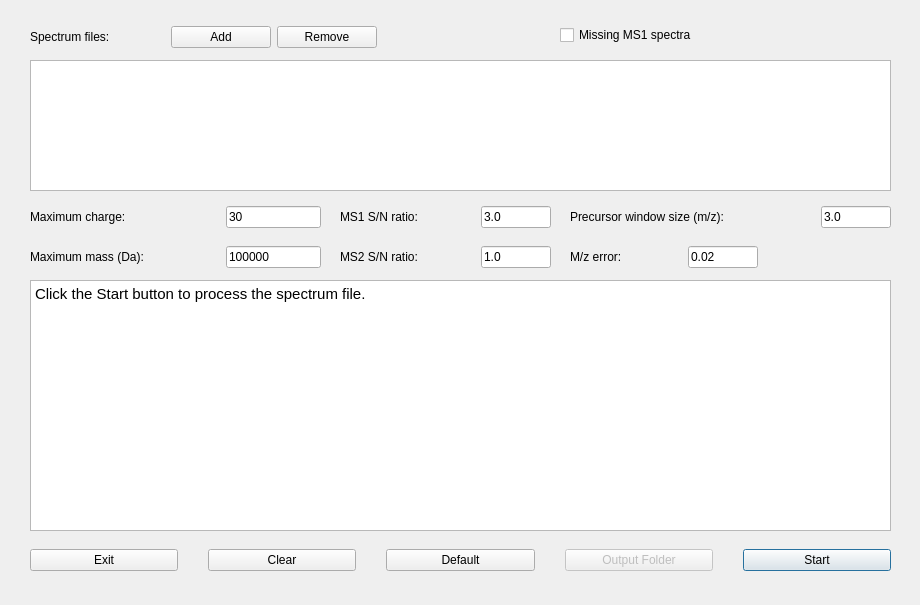
First picture: the form in src/gui/topfd/topfddialog.ui, repository toppic-suite/toppic-suite, before the edit.
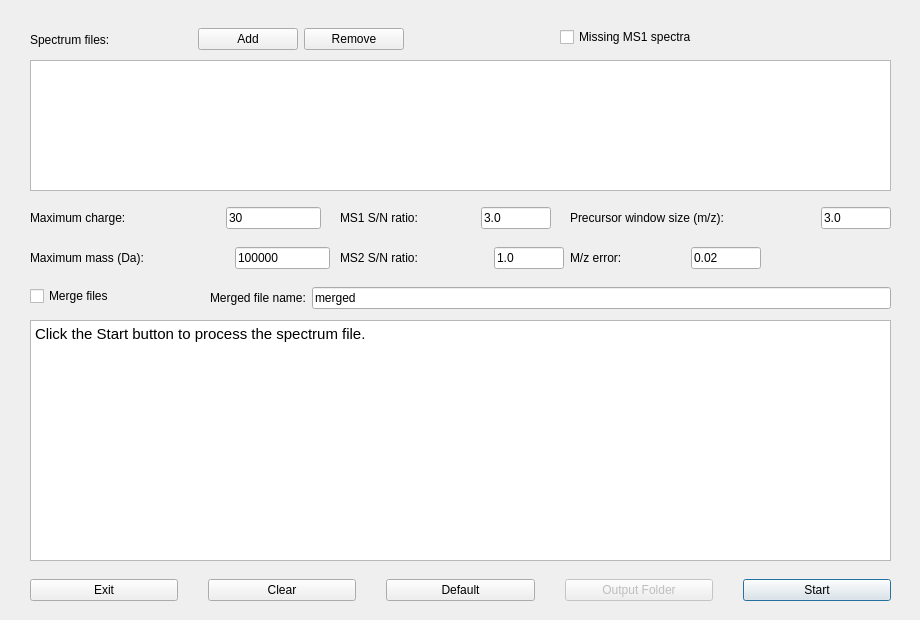
Second picture: the form after the edit. Icons and pictures are not drawn.

```diff
--- a/src/gui/topfd/topfddialog.ui
+++ b/src/gui/topfd/topfddialog.ui
@@ -7,7 +7,7 @@
     <x>0</x>
     <y>0</y>
     <width>920</width>
-    <height>605</height>
+    <height>620</height>
    </rect>
   </property>
   <property name="sizePolicy">
@@ -19,13 +19,13 @@
   <property name="minimumSize">
    <size>
     <width>920</width>
-    <height>605</height>
+    <height>620</height>
    </size>
   </property>
   <property name="maximumSize">
    <size>
     <width>920</width>
-    <height>605</height>
+    <height>620</height>
    </size>
   </property>
   <property name="windowTitle">
@@ -41,8 +41,8 @@
      <rect>
       <x>30</x>
       <y>20</y>
-      <width>347</width>
-      <height>34</height>
+      <width>374</width>
+      <height>39</height>
      </rect>
     </property>
     <layout class="QHBoxLayout" name="horizontalLayout">
@@ -99,7 +99,7 @@
       <x>30</x>
       <y>200</y>
       <width>291</width>
-      <height>34</height>
+      <height>36</height>
      </rect>
     </property>
     <layout class="QHBoxLayout">
@@ -154,8 +154,8 @@
      <rect>
       <x>30</x>
       <y>240</y>
-      <width>291</width>
-      <height>34</height>
+      <width>300</width>
+      <height>36</height>
      </rect>
     </property>
     <layout class="QHBoxLayout" name="horizontalLayout_3">
@@ -198,8 +198,8 @@
      <rect>
       <x>570</x>
       <y>240</y>
-      <width>188</width>
-      <height>34</height>
+      <width>191</width>
+      <height>36</height>
      </rect>
     </property>
     <layout class="QHBoxLayout" name="horizontalLayout_4">
@@ -243,7 +243,7 @@
       <x>340</x>
       <y>200</y>
       <width>211</width>
-      <height>34</height>
+      <height>36</height>
      </rect>
     </property>
     <layout class="QHBoxLayout" name="horizontalLayout_5">
@@ -287,7 +287,7 @@
       <x>560</x>
       <y>20</y>
       <width>331</width>
-      <height>31</height>
+      <height>34</height>
      </rect>
     </property>
     <layout class="QHBoxLayout" name="horizontalLayout_6">
@@ -313,7 +313,7 @@
     <property name="geometry">
      <rect>
       <x>30</x>
-      <y>540</y>
+      <y>570</y>
       <width>861</width>
       <height>41</height>
      </rect>
@@ -386,7 +386,7 @@
       <x>570</x>
       <y>200</y>
       <width>321</width>
-      <height>34</height>
+      <height>36</height>
      </rect>
     </property>
     <layout class="QHBoxLayout" name="horizontalLayout_2" stretch="0,0">
@@ -428,17 +428,17 @@
     <property name="geometry">
      <rect>
       <x>30</x>
-      <y>280</y>
+      <y>320</y>
       <width>861</width>
-      <height>251</height>
+      <height>241</height>
      </rect>
     </property>
     <property name="html">
      <string>&lt;!DOCTYPE HTML PUBLIC &quot;-//W3C//DTD HTML 4.0//EN&quot; &quot;http://www.w3.org/TR/REC-html40/strict.dtd&quot;&gt;
 &lt;html&gt;&lt;head&gt;&lt;meta name=&quot;qrichtext&quot; content=&quot;1&quot; /&gt;&lt;style type=&quot;text/css&quot;&gt;
 p, li { white-space: pre-wrap; }
-&lt;/style&gt;&lt;/head&gt;&lt;body style=&quot; font-family:'Ubuntu'; font-size:14pt; font-weight:400; font-style:normal;&quot;&gt;
-&lt;p style=&quot; margin-top:0px; margin-bottom:0px; margin-left:0px; margin-right:0px; -qt-block-indent:0; text-indent:0px;&quot;&gt;&lt;span style=&quot; font-family:'Cantarell'; font-size:11pt;&quot;&gt;Click the Start button to process the spectrum file.&lt;/span&gt;&lt;/p&gt;&lt;/body&gt;&lt;/html&gt;</string>
+&lt;/style&gt;&lt;/head&gt;&lt;body style=&quot; font-family:'Ubuntu'; font-size:11pt; font-weight:400; font-style:normal;&quot;&gt;
+&lt;p style=&quot; margin-top:0px; margin-bottom:0px; margin-left:0px; margin-right:0px; -qt-block-indent:0; text-indent:0px;&quot;&gt;&lt;span style=&quot; font-family:'Cantarell';&quot;&gt;Click the Start button to process the spectrum file.&lt;/span&gt;&lt;/p&gt;&lt;/body&gt;&lt;/html&gt;</string>
     </property>
    </widget>
    <widget class="QWidget" name="horizontalLayoutWidget_9">
@@ -446,8 +446,8 @@
      <rect>
       <x>340</x>
       <y>240</y>
-      <width>211</width>
-      <height>34</height>
+      <width>224</width>
+      <height>36</height>
      </rect>
     </property>
     <layout class="QHBoxLayout" name="horizontalLayout_8">
@@ -483,6 +483,45 @@
      </rect>
     </property>
    </widget>
+   <widget class="QCheckBox" name="mergeCheckBox">
+    <property name="geometry">
+     <rect>
+      <x>30</x>
+      <y>280</y>
+      <width>134</width>
+      <height>32</height>
+     </rect>
+    </property>
+    <property name="text">
+     <string>Merge files</string>
+    </property>
+   </widget>
+   <widget class="QWidget" name="horizontalLayoutWidget_10">
+    <property name="geometry">
+     <rect>
+      <x>210</x>
+      <y>280</y>
+      <width>681</width>
+      <height>36</height>
+     </rect>
+    </property>
+    <layout class="QHBoxLayout" name="horizontalLayout_9">
+     <item>
+      <widget class="QLabel" name="label_8">
+       <property name="text">
+        <string>Merged file name:</string>
+       </property>
+      </widget>
+     </item>
+     <item>
+      <widget class="QLineEdit" name="filenameLineEdit">
+       <property name="text">
+        <string>merged</string>
+       </property>
+      </widget>
+     </item>
+    </layout>
+   </widget>
   </widget>
  </widget>
  <resources>
```
